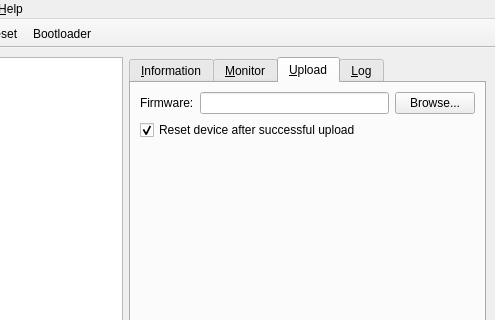
First picture: the form in qt/main_window.ui, repository Koromix/tytools, before the edit; both pictures show x 86 to 581 and y 0 to 320 of the 581 by 413 pixel window.
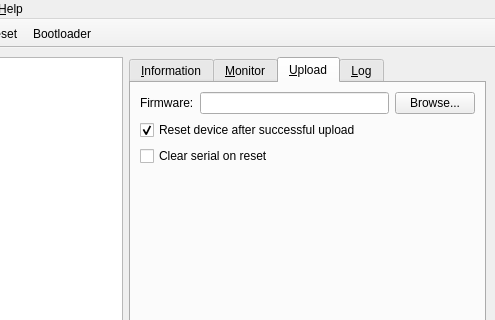
Second picture: the form after the edit. The open tabs and pages were chosen to show the change. Icons and pictures are not drawn.

Commit message: Add clear on reset option for serial

Patch:
```diff
--- a/qt/main_window.ui
+++ b/qt/main_window.ui
@@ -247,6 +247,13 @@
           </property>
          </widget>
         </item>
+        <item>
+         <widget class="QCheckBox" name="clearOnReset">
+          <property name="text">
+           <string>Clear serial on reset</string>
+          </property>
+         </widget>
+        </item>
         <item>
          <spacer name="verticalSpacer">
           <property name="orientation">
```
Left out of the diff: 2 changed lines with no effect on the pictures. The commit also changes 4 other files.
